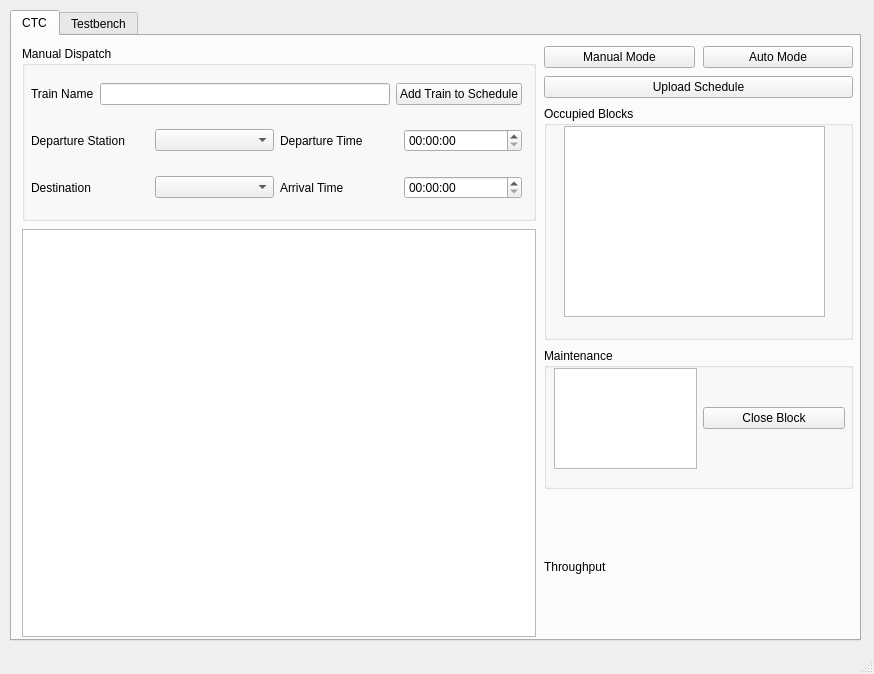
Old version of the form CTC/CTC_UI.ui in the repository asmithie13/ECE-1140.
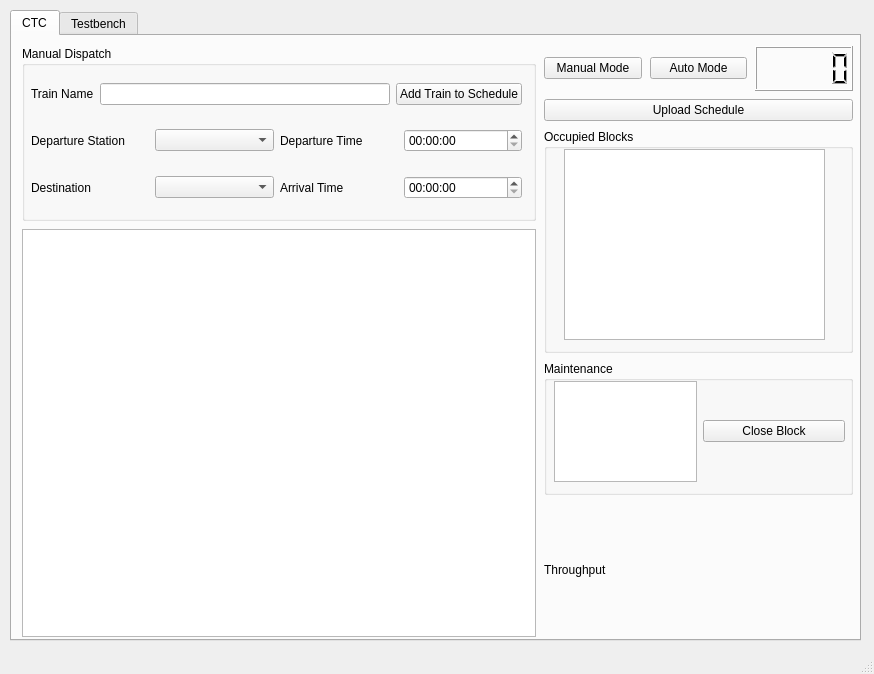
New version of the form.

Commit message: The clock is on the UI!

```diff
--- a/CTC/CTC_UI.ui
+++ b/CTC/CTC_UI.ui
@@ -224,6 +224,9 @@
                </property>
               </widget>
              </item>
+             <item>
+              <widget class="QLCDNumber" name="CTC_clock"/>
+             </item>
             </layout>
            </item>
            <item>
```
The commit also changes 3 other files.
